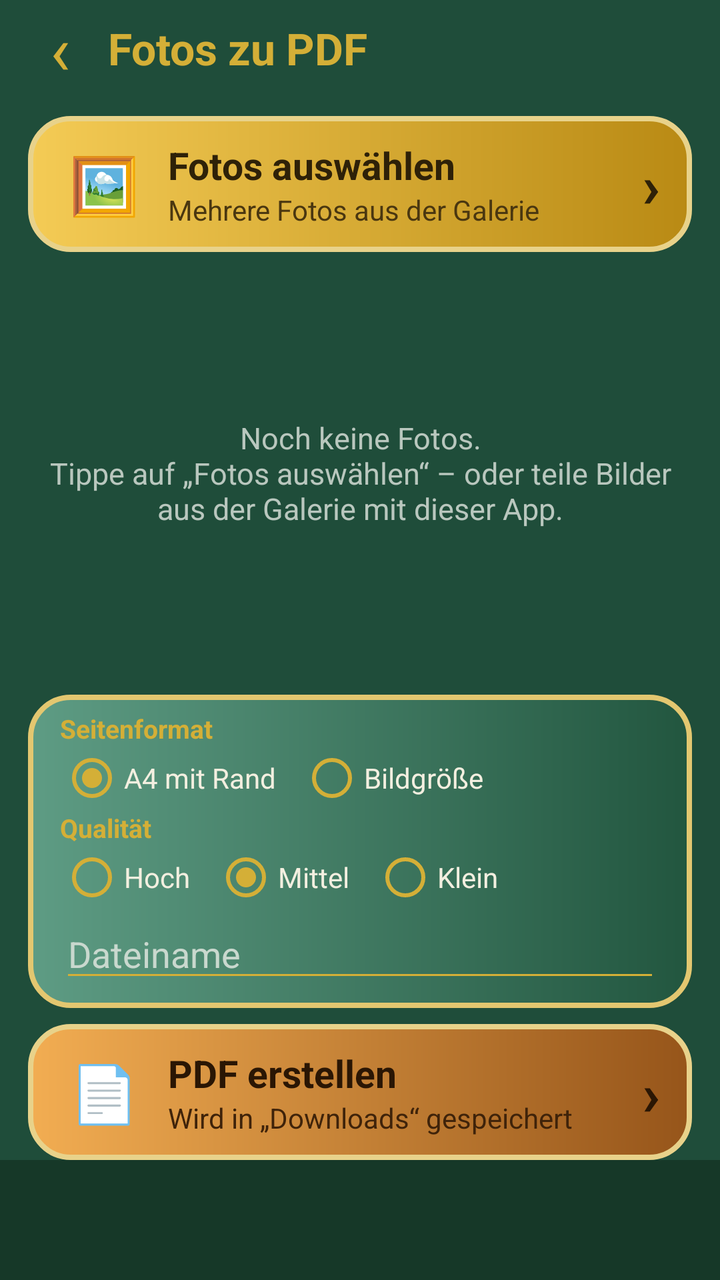
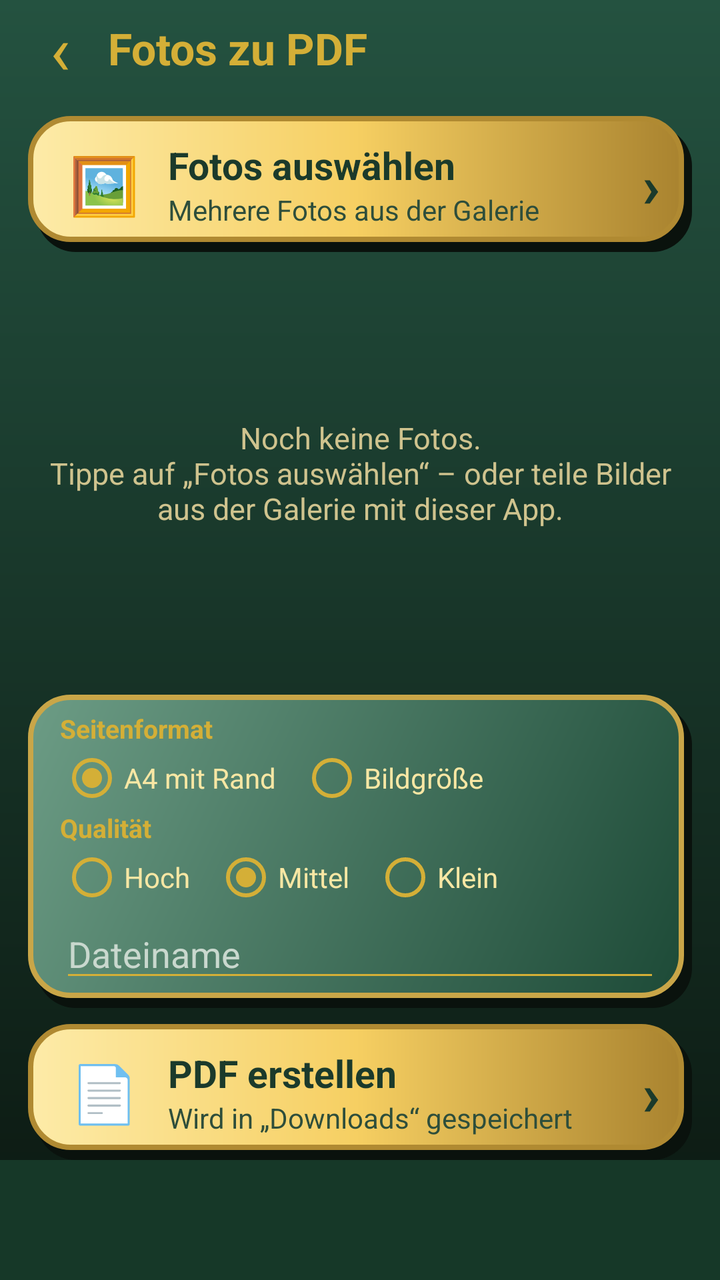

Before-and-after screenshots of an Android layout around one commit, followed by the original layout XML and the change that was made.
<!-- AndroidManifest.xml: application theme Theme.FotosZuPdf -->
<!-- res/layout/activity_pdf.xml -->
<?xml version="1.0" encoding="utf-8"?>
<LinearLayout xmlns:android="http://schemas.android.com/apk/res/android"
    android:id="@+id/root"
    android:layout_width="match_parent"
    android:layout_height="match_parent"
    android:background="@color/tanne"
    android:orientation="vertical">

    <LinearLayout
        android:layout_width="match_parent"
        android:layout_height="wrap_content"
        android:gravity="center_vertical"
        android:orientation="horizontal"
        android:paddingStart="6dp"
        android:paddingEnd="14dp">

        <TextView
            android:id="@+id/btnBack"
            android:layout_width="48dp"
            android:layout_height="48dp"
            android:contentDescription="Zurück"
            android:gravity="center"
            android:text="‹"
            android:textColor="@color/gold"
            android:textSize="34sp" />

        <TextView
            android:layout_width="wrap_content"
            android:layout_height="wrap_content"
            android:text="Fotos zu PDF"
            android:textColor="@color/gold"
            android:textSize="22sp"
            android:textStyle="bold" />
    </LinearLayout>

    <LinearLayout
        android:id="@+id/btnAdd"
        android:layout_width="match_parent"
        android:layout_height="wrap_content"
        android:layout_marginStart="14dp"
        android:layout_marginTop="10dp"
        android:layout_marginEnd="14dp"
        android:background="@drawable/bg_tile_gold"
        android:clickable="true"
        android:focusable="true"
        android:gravity="center_vertical"
        android:minHeight="68dp"
        android:orientation="horizontal"
        android:paddingStart="16dp"
        android:paddingTop="8dp"
        android:paddingEnd="16dp"
        android:paddingBottom="8dp">

        <TextView
            android:layout_width="44dp"
            android:layout_height="wrap_content"
            android:gravity="center"
            android:text="🖼️"
            android:textSize="28sp" />

        <LinearLayout
            android:layout_width="0dp"
            android:layout_height="wrap_content"
            android:layout_weight="1"
            android:orientation="vertical"
            android:paddingStart="10dp">

            <TextView
                android:layout_width="wrap_content"
                android:layout_height="wrap_content"
                android:text="Fotos auswählen"
                android:textColor="#2E2108"
                android:textSize="19sp"
                android:textStyle="bold" />

            <TextView
                android:id="@+id/tvCount"
                android:layout_width="wrap_content"
                android:layout_height="wrap_content"
                android:text="Mehrere Fotos aus der Galerie"
                android:textColor="#4A3710"
                android:textSize="14sp" />
        </LinearLayout>

        <TextView
            android:layout_width="wrap_content"
            android:layout_height="wrap_content"
            android:text="›"
            android:textColor="#2E2108"
            android:textSize="30sp"
            android:textStyle="bold" />
    </LinearLayout>

    <FrameLayout
        android:layout_width="match_parent"
        android:layout_height="0dp"
        android:layout_weight="1">

        <androidx.recyclerview.widget.RecyclerView
            android:id="@+id/rvPhotos"
            android:layout_width="match_parent"
            android:layout_height="match_parent"
            android:clipToPadding="false"
            android:paddingStart="14dp"
            android:paddingEnd="14dp" />

        <TextView
            android:id="@+id/tvEmpty"
            android:layout_width="match_parent"
            android:layout_height="wrap_content"
            android:layout_gravity="center"
            android:gravity="center"
            android:padding="24dp"
            android:text="Noch keine Fotos.\nTippe auf „Fotos auswählen“ – oder teile Bilder aus der Galerie mit dieser App."
            android:textColor="@color/text_gedimmt"
            android:textSize="15sp" />
    </FrameLayout>

    <LinearLayout
        android:layout_width="match_parent"
        android:layout_height="wrap_content"
        android:layout_marginStart="14dp"
        android:layout_marginEnd="14dp"
        android:background="@drawable/bg_tile_gruen"
        android:orientation="vertical"
        android:paddingStart="16dp"
        android:paddingTop="8dp"
        android:paddingEnd="16dp"
        android:paddingBottom="8dp">

        <TextView
            android:layout_width="wrap_content"
            android:layout_height="wrap_content"
            android:text="Seitenformat"
            android:textColor="@color/gold"
            android:textSize="13sp"
            android:textStyle="bold" />

        <RadioGroup
            android:id="@+id/rgFormat"
            android:layout_width="match_parent"
            android:layout_height="wrap_content"
            android:orientation="horizontal">

            <RadioButton
                android:id="@+id/rbA4"
                android:layout_width="wrap_content"
                android:layout_height="wrap_content"
                android:buttonTint="@color/gold"
                android:checked="true"
                android:text="A4 mit Rand"
                android:textColor="@color/text_hell" />

            <RadioButton
                android:id="@+id/rbOriginal"
                android:layout_width="wrap_content"
                android:layout_height="wrap_content"
                android:layout_marginStart="12dp"
                android:buttonTint="@color/gold"
                android:text="Bildgröße"
                android:textColor="@color/text_hell" />
        </RadioGroup>

        <TextView
            android:layout_width="wrap_content"
            android:layout_height="wrap_content"
            android:text="Qualität"
            android:textColor="@color/gold"
            android:textSize="13sp"
            android:textStyle="bold" />

        <RadioGroup
            android:id="@+id/rgQuality"
            android:layout_width="match_parent"
            android:layout_height="wrap_content"
            android:orientation="horizontal">

            <RadioButton
                android:id="@+id/rbHigh"
                android:layout_width="wrap_content"
                android:layout_height="wrap_content"
                android:buttonTint="@color/gold"
                android:text="Hoch"
                android:textColor="@color/text_hell" />

            <RadioButton
                android:id="@+id/rbMid"
                android:layout_width="wrap_content"
                android:layout_height="wrap_content"
                android:layout_marginStart="12dp"
                android:buttonTint="@color/gold"
                android:checked="true"
                android:text="Mittel"
                android:textColor="@color/text_hell" />

            <RadioButton
                android:id="@+id/rbLow"
                android:layout_width="wrap_content"
                android:layout_height="wrap_content"
                android:layout_marginStart="12dp"
                android:buttonTint="@color/gold"
                android:text="Klein"
                android:textColor="@color/text_hell" />
        </RadioGroup>

        <EditText
            android:id="@+id/etName"
            android:layout_width="match_parent"
            android:layout_height="wrap_content"
            android:backgroundTint="@color/gold"
            android:hint="Dateiname"
            android:imeOptions="actionDone"
            android:inputType="text"
            android:maxLines="1"
            android:textColor="@color/text_hell"
            android:textColorHint="#C9D8CE" />
    </LinearLayout>

    <LinearLayout
        android:id="@+id/btnCreate"
        android:layout_width="match_parent"
        android:layout_height="wrap_content"
        android:layout_marginStart="14dp"
        android:layout_marginTop="8dp"
        android:layout_marginEnd="14dp"
        android:background="@drawable/bg_tile_ocker"
        android:clickable="true"
        android:focusable="true"
        android:gravity="center_vertical"
        android:minHeight="68dp"
        android:orientation="horizontal"
        android:paddingStart="16dp"
        android:paddingTop="8dp"
        android:paddingEnd="16dp"
        android:paddingBottom="8dp">

        <TextView
            android:layout_width="44dp"
            android:layout_height="wrap_content"
            android:gravity="center"
            android:text="📄"
            android:textSize="28sp" />

        <LinearLayout
            android:layout_width="0dp"
            android:layout_height="wrap_content"
            android:layout_weight="1"
            android:orientation="vertical"
            android:paddingStart="10dp">

            <TextView
                android:layout_width="wrap_content"
                android:layout_height="wrap_content"
                android:text="PDF erstellen"
                android:textColor="#2A1604"
                android:textSize="19sp"
                android:textStyle="bold" />

            <TextView
                android:layout_width="wrap_content"
                android:layout_height="wrap_content"
                android:text="Wird in „Downloads“ gespeichert"
                android:textColor="#3F230A"
                android:textSize="14sp" />
        </LinearLayout>

        <TextView
            android:layout_width="wrap_content"
            android:layout_height="wrap_content"
            android:text="›"
            android:textColor="#2A1604"
            android:textSize="30sp"
            android:textStyle="bold" />
    </LinearLayout>

    <ProgressBar
        android:id="@+id/progress"
        style="?android:attr/progressBarStyleHorizontal"
        android:layout_width="match_parent"
        android:layout_height="wrap_content"
        android:layout_marginStart="20dp"
        android:layout_marginTop="4dp"
        android:layout_marginEnd="20dp"
        android:progressTint="@color/gold"
        android:visibility="gone" />

    <FrameLayout
        android:id="@+id/adContainer"
        android:layout_width="match_parent"
        android:layout_height="wrap_content"
        android:background="@drawable/bg_ad"
        android:minHeight="60dp" />
</LinearLayout>
<!-- resources referenced by this layout -->
<resources>
  <color name="gold">#D4AF37</color>
  <color name="tanne">#1F4D3A</color>
  <color name="text_gedimmt">#B9C7BE</color>
  <color name="text_hell">#F3EFE0</color>
  <!-- drawable bg_ad (drawable) -->
  <?xml version="1.0" encoding="utf-8"?>
  <shape xmlns:android="http://schemas.android.com/apk/res/android"
      android:shape="rectangle">
      <solid android:color="@color/tanne_dunkel" />
  </shape>
  <!-- drawable bg_tile_gold (drawable) -->
  <?xml version="1.0" encoding="utf-8"?>
  <ripple xmlns:android="http://schemas.android.com/apk/res/android"
      android:color="#55FFFFFF">
      <item>
          <shape android:shape="rectangle">
              <gradient
                  android:angle="0"
                  android:endColor="#B98A14"
                  android:startColor="#F4CB55" />
              <stroke
                  android:width="2.5dp"
                  android:color="#E8D28A" />
              <corners android:radius="20dp" />
          </shape>
      </item>
  </ripple>
  <!-- drawable bg_tile_gruen (drawable) -->
  <?xml version="1.0" encoding="utf-8"?>
  <ripple xmlns:android="http://schemas.android.com/apk/res/android"
      android:color="#55FFFFFF">
      <item>
          <shape android:shape="rectangle">
              <gradient
                  android:angle="0"
                  android:endColor="#22563F"
                  android:startColor="#5E9C84" />
              <stroke
                  android:width="2.5dp"
                  android:color="#E3C770" />
              <corners android:radius="20dp" />
          </shape>
      </item>
  </ripple>
  <!-- drawable bg_tile_ocker (drawable) -->
  <?xml version="1.0" encoding="utf-8"?>
  <ripple xmlns:android="http://schemas.android.com/apk/res/android"
      android:color="#55FFFFFF">
      <item>
          <shape android:shape="rectangle">
              <gradient
                  android:angle="0"
                  android:endColor="#96551A"
                  android:startColor="#F2AD52" />
              <stroke
                  android:width="2.5dp"
                  android:color="#E8D28A" />
              <corners android:radius="20dp" />
          </shape>
      </item>
  </ripple>
  <style name="Theme.FotosZuPdf" parent="Theme.AppCompat.NoActionBar">
          <item name="android:windowBackground">@color/tanne</item>
          <item name="android:textColor">@color/text_hell</item>
          <item name="colorAccent">@color/gold</item>
          <item name="colorPrimary">@color/tanne</item>
          <item name="colorPrimaryDark">@color/tanne_dunkel</item>
          <item name="android:statusBarColor">@color/tanne</item>
          <item name="android:navigationBarColor">@color/tanne_dunkel</item>
          <item name="android:windowLightStatusBar">false</item>
      </style>
  <color name="tanne_dunkel">#163828</color>
</resources>

<!-- the commit's change to res/layout/activity_pdf.xml (unified diff, before → after) -->
@@ -3,7 +3,7 @@
     android:id="@+id/root"
     android:layout_width="match_parent"
     android:layout_height="match_parent"
-    android:background="@color/tanne"
+    android:background="@drawable/bg_screen"
     android:orientation="vertical">
 
     <LinearLayout
@@ -40,7 +40,7 @@
         android:layout_marginStart="14dp"
         android:layout_marginTop="10dp"
         android:layout_marginEnd="14dp"
-        android:background="@drawable/bg_tile_gold"
+        android:background="@drawable/bg_btn_gold"
         android:clickable="true"
         android:focusable="true"
         android:gravity="center_vertical"
@@ -69,7 +69,7 @@
                 android:layout_width="wrap_content"
                 android:layout_height="wrap_content"
                 android:text="Fotos auswählen"
-                android:textColor="#2E2108"
+                android:textColor="@color/auf_gold"
                 android:textSize="19sp"
                 android:textStyle="bold" />
 
@@ -78,7 +78,7 @@
                 android:layout_width="wrap_content"
                 android:layout_height="wrap_content"
                 android:text="Mehrere Fotos aus der Galerie"
-                android:textColor="#4A3710"
+                android:textColor="@color/auf_gold_sub"
                 android:textSize="14sp" />
         </LinearLayout>
 
@@ -86,7 +86,7 @@
             android:layout_width="wrap_content"
             android:layout_height="wrap_content"
             android:text="›"
-            android:textColor="#2E2108"
+            android:textColor="@color/auf_gold"
             android:textSize="30sp"
             android:textStyle="bold" />
     </LinearLayout>
@@ -223,7 +223,7 @@
         android:layout_marginStart="14dp"
         android:layout_marginTop="8dp"
         android:layout_marginEnd="14dp"
-        android:background="@drawable/bg_tile_ocker"
+        android:background="@drawable/bg_btn_gold"
         android:clickable="true"
         android:focusable="true"
         android:gravity="center_vertical"
@@ -252,7 +252,7 @@
                 android:layout_width="wrap_content"
                 android:layout_height="wrap_content"
                 android:text="PDF erstellen"
-                android:textColor="#2A1604"
+                android:textColor="@color/auf_gold"
                 android:textSize="19sp"
                 android:textStyle="bold" />
 
@@ -260,7 +260,7 @@
                 android:layout_width="wrap_content"
                 android:layout_height="wrap_content"
                 android:text="Wird in „Downloads“ gespeichert"
-                android:textColor="#3F230A"
+                android:textColor="@color/auf_gold_sub"
                 android:textSize="14sp" />
         </LinearLayout>
 
@@ -268,7 +268,7 @@
             android:layout_width="wrap_content"
             android:layout_height="wrap_content"
             android:text="›"
-            android:textColor="#2A1604"
+            android:textColor="@color/auf_gold"
             android:textSize="30sp"
             android:textStyle="bold" />
     </LinearLayout>
<!-- resource entries referenced after the edit -->
@@ -1,68 +1,91 @@
 <!-- resources referenced by this layout -->
 <resources>
+  <color name="auf_gold">#1B3A2B</color>
+  <color name="auf_gold_sub">#2E4E3B</color>
   <color name="gold">#D4AF37</color>
   <color name="tanne">#1F4D3A</color>
-  <color name="text_gedimmt">#B9C7BE</color>
-  <color name="text_hell">#F3EFE0</color>
+  <color name="text_gedimmt">#CFC38E</color>
+  <color name="text_hell">#F8E7A4</color>
   <!-- drawable bg_ad (drawable) -->
   <?xml version="1.0" encoding="utf-8"?>
   <shape xmlns:android="http://schemas.android.com/apk/res/android"
       android:shape="rectangle">
       <solid android:color="@color/tanne_dunkel" />
   </shape>
-  <!-- drawable bg_tile_gold (drawable) -->
+  <!-- drawable bg_btn_gold (drawable) -->
   <?xml version="1.0" encoding="utf-8"?>
   <ripple xmlns:android="http://schemas.android.com/apk/res/android"
       android:color="#55FFFFFF">
       <item>
-          <shape android:shape="rectangle">
-              <gradient
-                  android:angle="0"
-                  android:endColor="#B98A14"
-                  android:startColor="#F4CB55" />
-              <stroke
-                  android:width="2.5dp"
-                  android:color="#E8D28A" />
-              <corners android:radius="20dp" />
-          </shape>
+      <layer-list>
+          <item
+              android:left="4dp"
+              android:top="5dp">
+              <shape android:shape="rectangle">
+                  <solid android:color="#0A120D" />
+                  <corners android:radius="20dp" />
+              </shape>
+          </item>
+          <item
+              android:bottom="5dp"
+              android:right="4dp">
+              <shape android:shape="rectangle">
+                  <gradient
+                      android:angle="0"
+                  android:centerColor="#F6CF62"
+                      android:endColor="#A9832F"
+                      android:startColor="#FDEBA8" />
+                  <stroke
+                      android:width="2.5dp"
+                      android:color="#B08A32" />
+                  <corners android:radius="20dp" />
+              </shape>
+          </item>
+      </layer-list>
       </item>
   </ripple>
+  <!-- drawable bg_screen (drawable) -->
+  <?xml version="1.0" encoding="utf-8"?>
+  <shape xmlns:android="http://schemas.android.com/apk/res/android"
+      android:shape="rectangle">
+      <gradient
+          android:angle="270"
+          android:endColor="#0B1710"
+          android:startColor="#245240" />
+  </shape>
   <!-- drawable bg_tile_gruen (drawable) -->
   <?xml version="1.0" encoding="utf-8"?>
   <ripple xmlns:android="http://schemas.android.com/apk/res/android"
       android:color="#55FFFFFF">
       <item>
-          <shape android:shape="rectangle">
-              <gradient
-                  android:angle="0"
-                  android:endColor="#22563F"
-                  android:startColor="#5E9C84" />
-              <stroke
-                  android:width="2.5dp"
-                  android:color="#E3C770" />
-              <corners android:radius="20dp" />
-          </shape>
-      </item>
-  </ripple>
-  <!-- drawable bg_tile_ocker (drawable) -->
-  <?xml version="1.0" encoding="utf-8"?>
-  <ripple xmlns:android="http://schemas.android.com/apk/res/android"
-      android:color="#55FFFFFF">
-      <item>
-          <shape android:shape="rectangle">
-              <gradient
-                  android:angle="0"
-                  android:endColor="#96551A"
-                  android:startColor="#F2AD52" />
-              <stroke
-                  android:width="2.5dp"
-                  android:color="#E8D28A" />
-              <corners android:radius="20dp" />
-          </shape>
+      <layer-list>
+          <item
+              android:left="4dp"
+              android:top="5dp">
+              <shape android:shape="rectangle">
+                  <solid android:color="#0A120D" />
+                  <corners android:radius="20dp" />
+              </shape>
+          </item>
+          <item
+              android:bottom="5dp"
+              android:right="4dp">
+              <shape android:shape="rectangle">
+                  <gradient
+                      android:angle="315"
+                      android:endColor="#1D4A37"
+                      android:startColor="#6C9C85" />
+                  <stroke
+                      android:width="2.5dp"
+                      android:color="#C9A648" />
+                  <corners android:radius="20dp" />
+              </shape>
+          </item>
+      </layer-list>
       </item>
   </ripple>
   <style name="Theme.FotosZuPdf" parent="Theme.AppCompat.NoActionBar">
-          <item name="android:windowBackground">@color/tanne</item>
+          <item name="android:windowBackground">@drawable/bg_screen</item>
           <item name="android:textColor">@color/text_hell</item>
           <item name="colorAccent">@color/gold</item>
           <item name="colorPrimary">@color/tanne</item>
